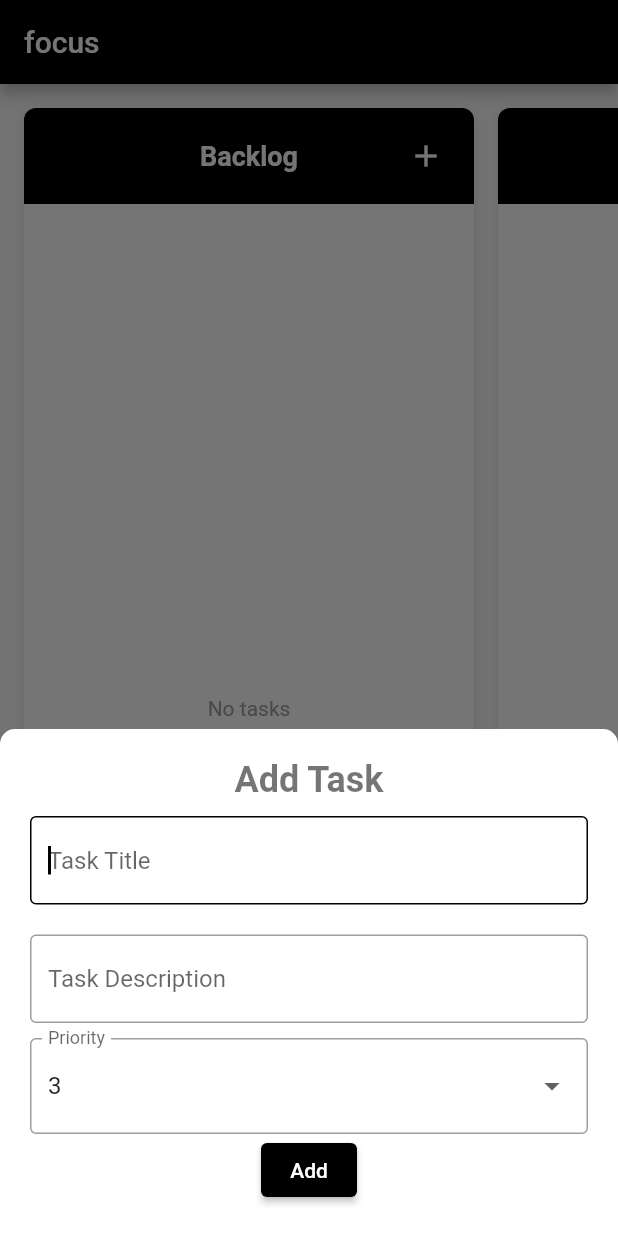
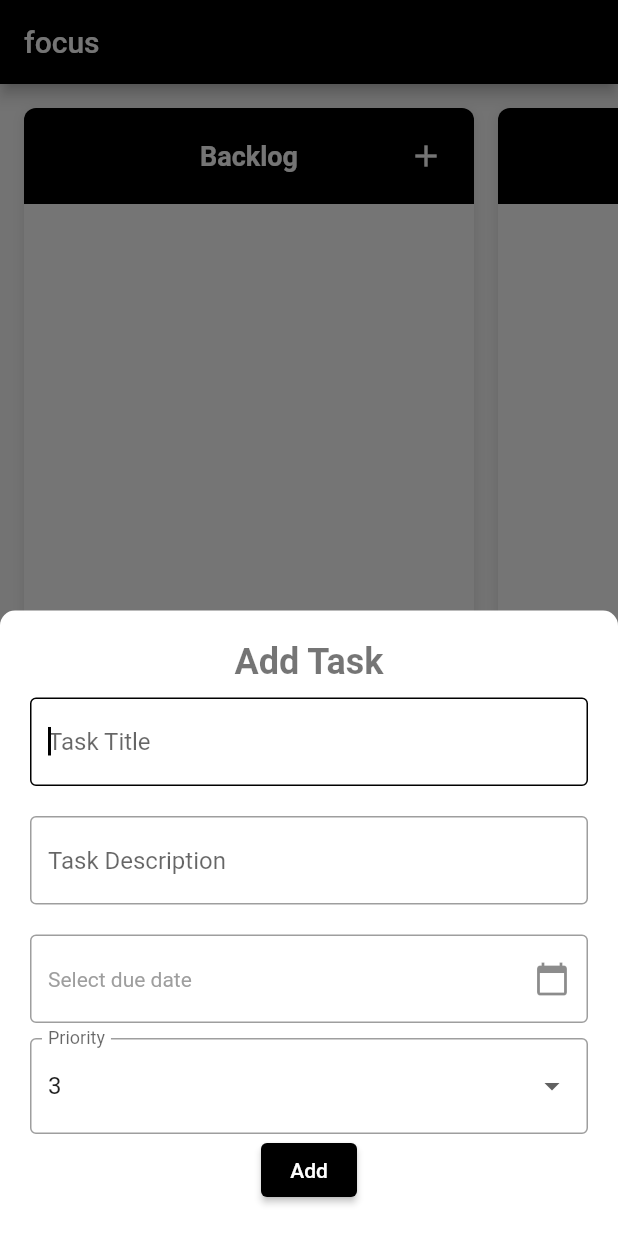
Before and after one commit to wjjmjh/focus, a Flutter app: the screen it shows after launch, after a tap on the "add" icon, on a phone screen of 412 x 824 dp. Run offline on Flutter 3.47's test engine with Material 2 defaults, Android fonts, the phone set to English and light mode, and no system bars; our stand-ins replace confetti, flutter_local_notifications, flutter_riverpod, hive, hive_flutter, timezone; accounts and stored records are empty.

Commit message:
BUILD: AddTaskForm

```diff
--- a/lib/widgets/add_task_form.dart
+++ b/lib/widgets/add_task_form.dart
@@ -1,10 +1,11 @@
 import 'package:flutter/material.dart';
 
 class AddTaskForm extends StatefulWidget {
-  final Function(String, String, int) addTaskHandler;
+  final Function(String, String, int, DateTime?) addTaskHandler;
   final String? initialTitle;
   final String? initialDescription;
   final int? initialPriority;
+  final DateTime? initialDueDate;
 
   const AddTaskForm({
     super.key,
@@ -12,6 +13,7 @@ class AddTaskForm extends StatefulWidget {
     this.initialTitle,
     this.initialDescription,
     this.initialPriority,
+    this.initialDueDate,
   });
 
   @override
@@ -22,6 +24,7 @@ class _AddTaskFormState extends State<AddTaskForm> {
   late TextEditingController _titleController;
   late TextEditingController _descriptionController;
   late int _selectedPriority;
+  DateTime? _selectedDueDate;
 
   @override
   void initState() {
@@ -30,6 +33,7 @@ class _AddTaskFormState extends State<AddTaskForm> {
     _descriptionController =
         TextEditingController(text: widget.initialDescription);
     _selectedPriority = widget.initialPriority ?? 3; // Default priority
+    _selectedDueDate = widget.initialDueDate;
   }
 
   @override
@@ -83,6 +87,28 @@ class _AddTaskFormState extends State<AddTaskForm> {
                 controller: _descriptionController,
               ),
             ),
+            Container(
+              margin: const EdgeInsets.symmetric(vertical: 10.0),
+              child: InkWell(
+                onTap: _selectDueDate,
+                child: InputDecorator(
+                  decoration: const InputDecoration(
+                    hintText: 'Due Date (optional)',
+                    border: OutlineInputBorder(),
+                    suffixIcon: Icon(Icons.calendar_today),
+                  ),
+                  child: Text(
+                    _selectedDueDate == null
+                        ? 'Select due date'
+                        : '${_selectedDueDate!.day}/${_selectedDueDate!.month}/${_selectedDueDate!.year}',
+                    style: TextStyle(
+                      color:
+                          _selectedDueDate == null ? Colors.grey : Colors.black,
+                    ),
+                  ),
+                ),
+              ),
+            ),
             DropdownButtonFormField<int>(
               value: _selectedPriority,
               decoration: const InputDecoration(
@@ -108,6 +134,7 @@ class _AddTaskFormState extends State<AddTaskForm> {
                     _titleController.text.trim(),
                     _descriptionController.text.trim(),
                     _selectedPriority,
+                    _selectedDueDate,
                   );
                   Navigator.of(context).pop();
                 }
@@ -119,4 +146,18 @@ class _AddTaskFormState extends State<AddTaskForm> {
       ),
     );
   }
+
+  Future<void> _selectDueDate() async {
+    final DateTime? picked = await showDatePicker(
+      context: context,
+      initialDate: _selectedDueDate ?? DateTime.now(),
+      firstDate: DateTime.now().subtract(const Duration(days: 1)),
+      lastDate: DateTime.now().add(const Duration(days: 365)),
+    );
+    if (picked != null && picked != _selectedDueDate) {
+      setState(() {
+        _selectedDueDate = picked;
+      });
+    }
+  }
 }
```
